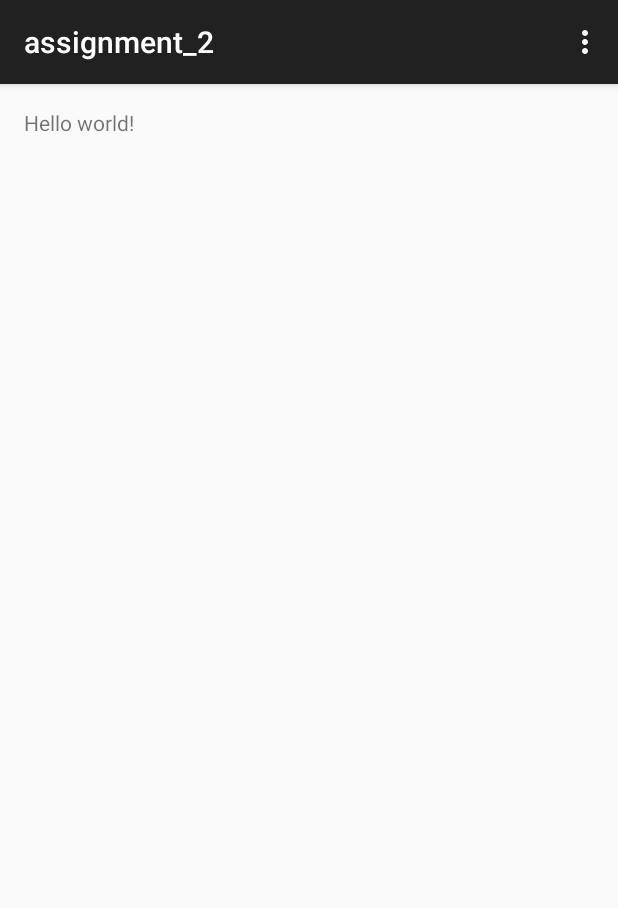
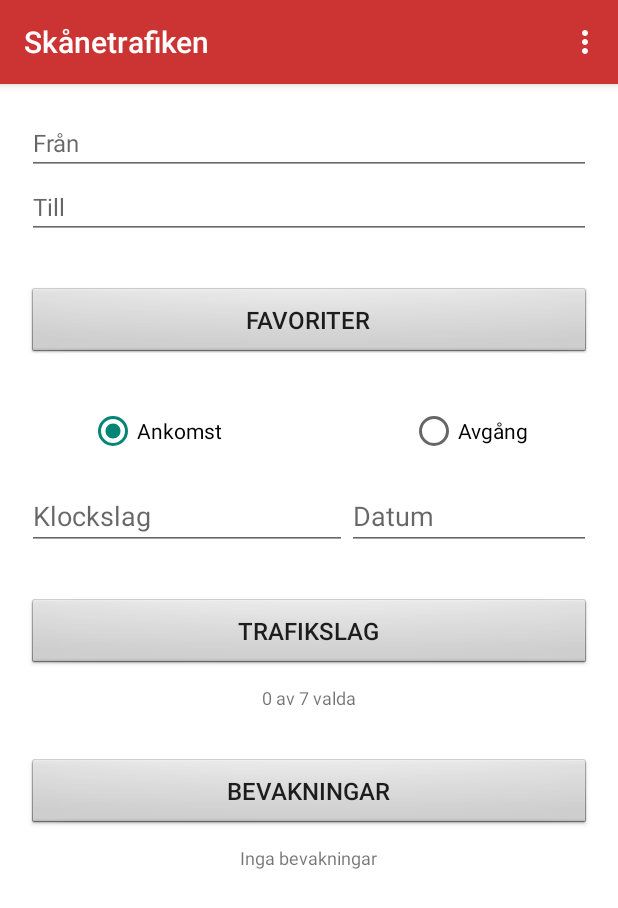
Before and after one commit to Fatinm/Pfi3_2015_Fatin_M, an Android app: the screen it shows after launch (MainActivity), in the options menu, after a tap on "Settings", on a phone screen of 412 x 824 dp. Shown: the top 908 px of the screen. Run offline under Robolectric (Android 15) with nearby library versions, the phone set to English and light mode, and no system bars.

Commit message:
Klar, redo för rättning

```diff
--- a/assignment_2/src/main/AndroidManifest.xml
+++ b/assignment_2/src/main/AndroidManifest.xml
@@ -5,11 +5,11 @@
     <application
         android:allowBackup="true"
         android:icon="@mipmap/ic_launcher"
-        android:label="@string/app_name"
-        android:theme="@style/AppTheme" >
+        android:label="Skånetrafiken"
+        android:theme="@style/NewAppTheme" >
         <activity
             android:name=".MainActivity"
-            android:label="@string/app_name" >
+            android:label="Skånetrafiken" >
             <intent-filter>
                 <action android:name="android.intent.action.MAIN" />
 
--- /dev/null
+++ b/assignment_2/src/main/java/k3/assignment_2/BlankFragment.java
@@ -0,0 +1,45 @@
+package k3.assignment_2;
+
+
+import android.app.FragmentManager;
+import android.app.FragmentTransaction;
+import android.os.Bundle;
+import android.app.Fragment;
+import android.view.LayoutInflater;
+import android.view.View;
+import android.view.ViewGroup;
+
+
+/**
+ * A simple {@link Fragment} subclass.
+ */
+public class BlankFragment extends Fragment implements View.OnClickListener {
+
+
+    public BlankFragment() {
+        // Required empty public constructor
+    }
+
+
+    @Override
+    public View onCreateView(LayoutInflater inflater, ViewGroup container,
+                             Bundle savedInstanceState) {
+        // Inflate the layout for this fragment
+
+        View v = inflater.inflate(R.layout.fragment_blank, container, false);
+        View myButtonView = v.findViewById(R.id.search_btn);
+        myButtonView.setOnClickListener(this);
+        return v;
+    }
+
+
+    @Override
+    public void onClick(View v) {
+        MainActivity a = (MainActivity) getActivity();
+        FragmentManager fm = getFragmentManager();
+        FragmentTransaction ft = fm.beginTransaction();
+        Fragment2 bf = new Fragment2();
+        ft.replace(R.id.start_layout,bf);
+        ft.commit();
+    }
+}
--- /dev/null
+++ b/assignment_2/src/main/java/k3/assignment_2/Fragment2.java
@@ -0,0 +1,30 @@
+package k3.assignment_2;
+
+
+import android.os.Bundle;
+import android.app.Fragment;
+import android.view.LayoutInflater;
+import android.view.View;
+import android.view.ViewGroup;
+
+
+/**
+ * A simple {@link Fragment} subclass.
+ */
+public class Fragment2 extends Fragment {
+
+
+    public Fragment2() {
+        // Required empty public constructor
+    }
+
+
+    @Override
+    public View onCreateView(LayoutInflater inflater, ViewGroup container,
+                             Bundle savedInstanceState) {
+        // Inflate the layout for this fragment
+        return inflater.inflate(R.layout.fragment_fragment2, container, false);
+    }
+
+
+}
--- a/assignment_2/src/main/java/k3/assignment_2/MainActivity.java
+++ b/assignment_2/src/main/java/k3/assignment_2/MainActivity.java
@@ -1,5 +1,7 @@
 package k3.assignment_2;
 
+import android.app.FragmentManager;
+import android.app.FragmentTransaction;
 import android.support.v7.app.ActionBarActivity;
 import android.os.Bundle;
 import android.view.Menu;
@@ -12,6 +14,15 @@ public class MainActivity extends ActionBarActivity {
     protected void onCreate(Bundle savedInstanceState) {
         super.onCreate(savedInstanceState);
         setContentView(R.layout.activity_main);
+        //Skapar fragmentmanager
+        FragmentManager fm = getFragmentManager();
+        //Skapar fragmenttransaction som skall sköta transaktionen
+        FragmentTransaction ft = fm.beginTransaction();
+        BlankFragment bf = new BlankFragment();
+        ft.replace(R.id.start_layout,bf);
+        ft.commit();
+
+        //getFragmentManager().beginTransaction().add(new BlankFragment().replace()
     }
 
 
--- a/assignment_2/src/main/res/layout/activity_main.xml
+++ b/assignment_2/src/main/res/layout/activity_main.xml
@@ -3,9 +3,10 @@
     android:layout_height="match_parent" android:paddingLeft="@dimen/activity_horizontal_margin"
     android:paddingRight="@dimen/activity_horizontal_margin"
     android:paddingTop="@dimen/activity_vertical_margin"
-    android:paddingBottom="@dimen/activity_vertical_margin" tools:context=".MainActivity">
+    android:paddingBottom="@dimen/activity_vertical_margin" tools:context=".MainActivity"
+    android:id="@+id/start_layout"
+    android:background="#ffffffff">
 
-    <TextView android:text="@string/hello_world" android:layout_width="wrap_content"
-        android:layout_height="wrap_content" />
+
 
 </RelativeLayout>
--- /dev/null
+++ b/assignment_2/src/main/res/layout/fragment_fragment2.xml
@@ -0,0 +1,188 @@
+<ScrollView xmlns:android="http://schemas.android.com/apk/res/android"
+    android:layout_width="match_parent"
+    android:layout_height="match_parent">
+
+<LinearLayout xmlns:android="http://schemas.android.com/apk/res/android"
+android:orientation="vertical"
+android:padding="2dp"
+
+    xmlns:tools="http://schemas.android.com/tools" android:layout_width="match_parent"
+    android:layout_height="match_parent" tools:context="k3.assignment_2.Fragment2"
+
+  android:background="#ffffffff">
+
+
+<EditText
+    android:layout_width="match_parent"
+    android:layout_height="wrap_content"
+    android:id="@+id/from"
+    android:hint="Från"
+    android:textIsSelectable="false"
+    android:textSize="16sp" />
+<EditText
+    android:layout_width="match_parent"
+    android:layout_height="wrap_content"
+    android:id="@+id/to"
+    android:hint="Till"
+    android:textSize="16sp" />
+
+<RelativeLayout
+
+
+    android:layout_height="wrap_content"
+    android:layout_width="match_parent"
+    android:paddingTop="32dp"
+    >
+
+    <Button
+        android:layout_width="match_parent"
+        android:layout_height="wrap_content"
+        android:text="favoriter"
+        android:id="@+id/favoriter_btn"
+
+        android:background="@android:drawable/btn_default"
+        android:textSize="16sp" />
+
+
+</RelativeLayout>
+
+
+<RelativeLayout
+
+
+    android:layout_height="wrap_content"
+    android:layout_width="match_parent"
+    android:paddingTop="32dp"
+    >
+
+
+</RelativeLayout>
+<RelativeLayout
+    android:paddingTop="32dp"
+    android:layout_width="match_parent"
+    android:layout_height="wrap_content">
+
+
+    <RadioGroup
+        android:layout_width="match_parent"
+        android:layout_height="wrap_content"
+        android:id="@+id/radioGroup"
+        android:gravity="center_horizontal"
+        android:orientation="horizontal"
+
+
+
+        >
+        <RadioButton
+            android:layout_width="wrap_content"
+            android:layout_height="wrap_content"
+            android:text="Ankomst"
+            android:id="@+id/arrivalRadio_btn"
+            android:checked="true"
+            android:paddingRight="125dp"
+
+
+            android:textSize="14sp" />
+
+        <RadioButton
+
+            android:layout_width="wrap_content"
+            android:layout_height="wrap_content"
+            android:text="Avgång"
+            android:id="@+id/depart_btn"
+
+
+
+            android:textSize="14sp" />
+    </RadioGroup>
+
+</RelativeLayout>
+<RelativeLayout
+    android:paddingTop="18dp"
+    android:layout_width="match_parent"
+    android:layout_height="wrap_content">
+
+    <EditText
+        android:layout_width="wrap_content"
+        android:layout_height="wrap_content"
+        android:inputType="time"
+        android:ems="10"
+        android:hint="Klockslag"
+        android:id="@+id/edit_clock"
+        />
+
+    <EditText
+        android:layout_width="wrap_content"
+        android:layout_height="wrap_content"
+        android:inputType="date"
+        android:ems="10"
+        android:hint="Datum"
+        android:layout_toRightOf="@+id/edit_clock"
+        android:id="@+id/editDate"
+        />
+
+</RelativeLayout>
+
+<RelativeLayout
+
+
+    android:layout_height="wrap_content"
+    android:layout_width="match_parent"
+    android:paddingTop="32dp"
+    >
+
+    <Button
+        android:layout_width="match_parent"
+        android:layout_height="wrap_content"
+        android:text="Trafikslag"
+        android:id="@+id/change2_btn"
+
+        android:background="@android:drawable/btn_default"
+        android:textSize="16sp" />
+    <TextView
+        android:layout_below="@id/change2_btn"
+        android:paddingTop="10dp"
+        android:layout_centerInParent="true"
+        android:layout_width="wrap_content"
+        android:layout_height="wrap_content"
+        android:text="0 av 7 valda"
+        android:id="@+id/trafikslag_valda"
+        android:textStyle="normal"
+
+        android:textSize="12sp" />
+
+</RelativeLayout>
+
+<RelativeLayout
+
+
+    android:layout_height="wrap_content"
+    android:layout_width="match_parent"
+    android:paddingTop="32dp"
+    >
+
+    <Button
+        android:layout_width="match_parent"
+        android:layout_height="wrap_content"
+        android:text="Bevakningar"
+        android:id="@+id/bevakningar_btn"
+
+        android:background="@android:drawable/btn_default"
+        android:textSize="16sp" />
+    <TextView
+        android:layout_below="@id/bevakningar_btn"
+        android:paddingTop="10dp"
+        android:layout_centerInParent="true"
+        android:layout_width="wrap_content"
+        android:layout_height="wrap_content"
+        android:text="Inga bevakningar"
+        android:id="@+id/trafikslag_valda"
+        android:textStyle="normal"
+
+        android:textSize="12sp" />
+
+</RelativeLayout>
+
+
+</LinearLayout>
+</ScrollView>
--- a/assignment_2/src/main/res/values/strings.xml
+++ b/assignment_2/src/main/res/values/strings.xml
@@ -3,4 +3,9 @@
 
     <string name="hello_world">Hello world!</string>
     <string name="action_settings">Settings</string>
+    <string name="status">Skånetrafiken</string>
+
+<!-- TODO: Remove or change this placeholder text -->
+    <string name="hello_blank_fragment">Hello blank fragment</string>
+    <string name="travelplannertext">Reseplanerare</string>
 </resources>
--- a/assignment_2/src/main/res/values/styles.xml
+++ b/assignment_2/src/main/res/values/styles.xml
@@ -1,8 +1,14 @@
 <resources>
 
     <!-- Base application theme. -->
-    <style name="AppTheme" parent="Theme.AppCompat.Light.DarkActionBar">
+    <style name="NewAppTheme" parent="@style/Theme.AppCompat.Light.DarkActionBar">
         <!-- Customize your theme here. -->
+        <item name="actionBarStyle">@style/MyActionBar</item>
+    </style>
+    <style name="MyActionBar" parent = "@style/Widget.AppCompat.Light.ActionBar.Solid.Inverse">
+        <item name="background">@color/actionbarcolor</item>
+        <item name="android:logo">@android:color/transparent</item>
     </style>
 
+    <color name="actionbarcolor">#cc3333</color>
 </resources>
```
Also changed, not shown: assignment_2/src/main/res/layout/fragment_blank.xml (added, +149 -0 lines), assignment_2/src/main/res/drawable/planner.png (added), assignment_2/src/main/res/drawable/red_background.png (added), assignment_2/src/main/res/drawable/search.png (added), assignment_2/src/main/res/drawable/tabell.png (added), assignment_2/src/main/res/drawable/tickets.png (added), 1 other file.
